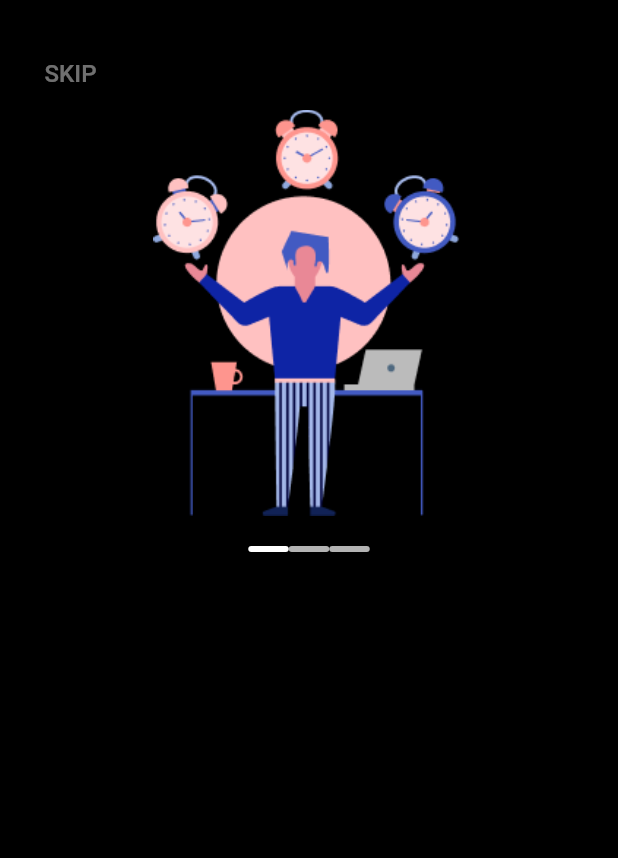
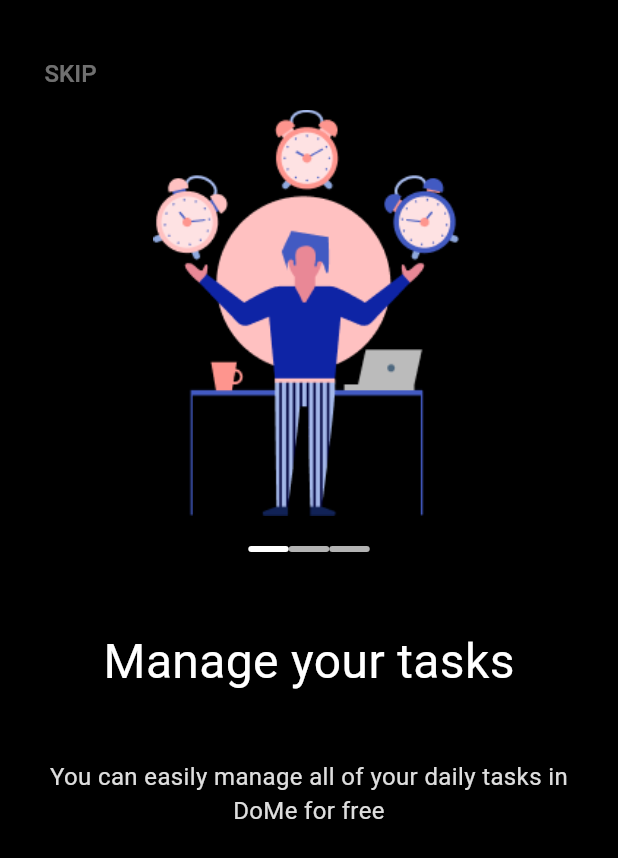
Before and after one commit to binhmobilecse/ToDoApp, a Flutter app: the screen it shows after launch, on a phone screen of 412 x 824 dp. Shown: the top 858 px of the screen. Run offline on Flutter 3.47's test engine with Material 3 defaults, Android fonts, the phone set to English and light mode, and no system bars.

Commit message:
build onboarding layout _ part 1

```diff
--- a/lib/ui/onboarding/onboarding_child_view.dart
+++ b/lib/ui/onboarding/onboarding_child_view.dart
@@ -82,7 +82,25 @@ class OnboardingChildView extends StatelessWidget {
   }
 
   Widget _buildContent() {
-    return Container();
+    return Container(
+      padding: EdgeInsets.only(left: 16, right: 16),
+      child: Column(
+        children: [
+          SizedBox(height: 50),
+          Text(
+            "Manage your tasks",
+            style: TextStyle(color: Colors.white, fontSize: 32),
+          ),
+          SizedBox(height: 42),
+          Text(
+            "You can easily manage all of your daily tasks in DoMe for free",
+            style:
+                TextStyle(color: Colors.white.withOpacity(0.87), fontSize: 16),
+            textAlign: TextAlign.center,
+          ),
+        ],
+      ),
+    );
   }
 
   Widget _buildNextPrevButton() {
```
